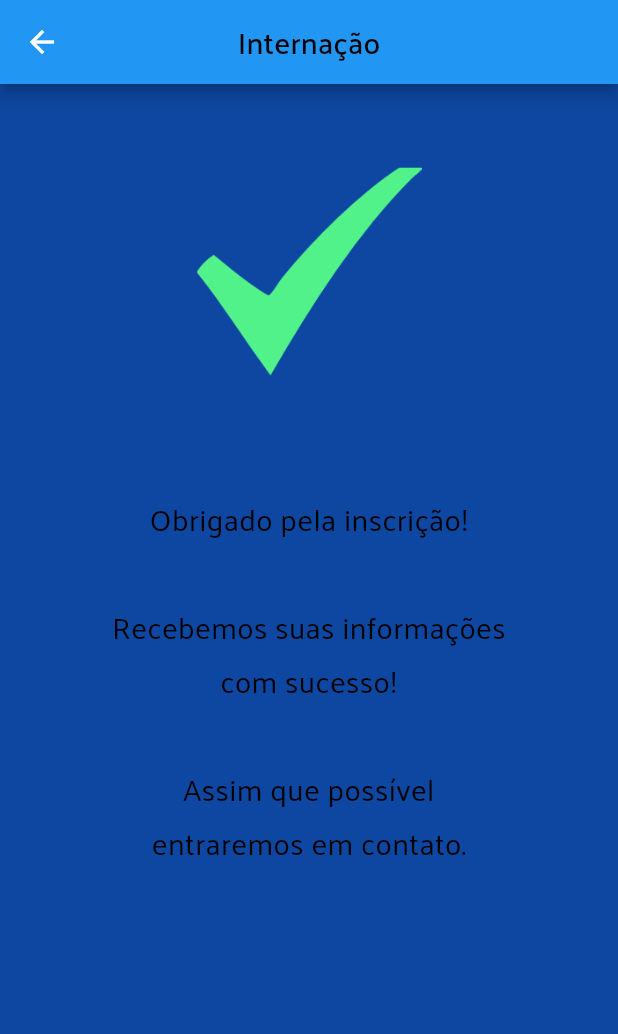
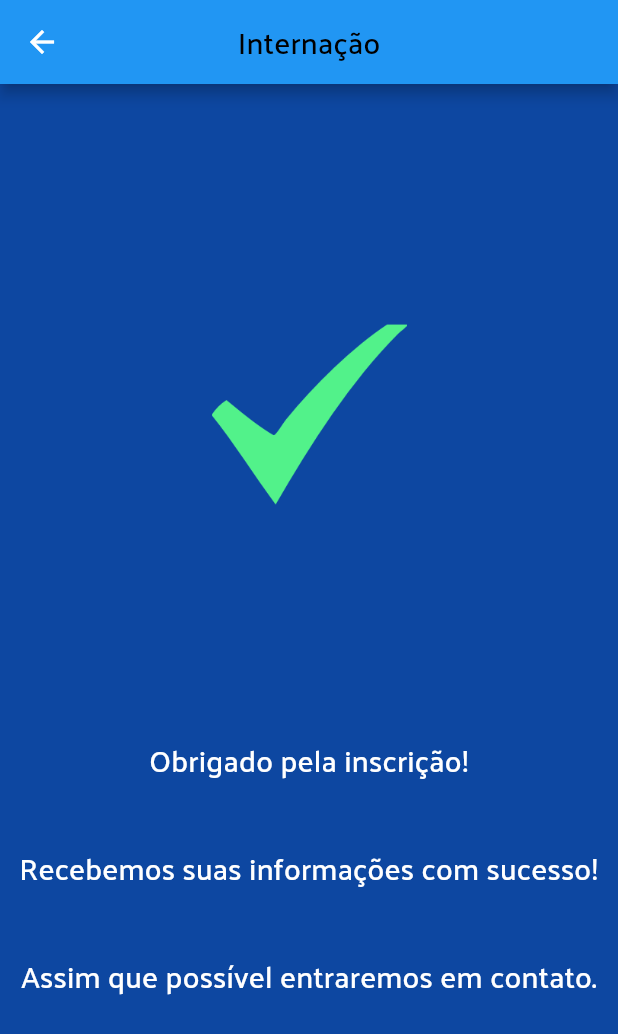
Before and after one commit to FF-League/compod_app, a Flutter app: the SuccessView screen opened directly, on a phone screen of 412 x 824 dp. Shown: the top 1034 px of the screen. Run offline on Flutter 3.47's test engine with Material 2 defaults, Android fonts, the light colour scheme and no system bars; our stand-ins replace get.

Commit message:
Código melhorado desde o ultimo commit com as correções sugeridas.

```diff
--- a/lib/forms/internation_strings.dart
+++ b/lib/forms/internation_strings.dart
@@ -9,7 +9,8 @@ class InternationTranslations {
         FormsStringsEnum.socialAssistance.name: 'Assistência Social',
         FormsStringsEnum.juridical.name: 'Jurídico',
         FormsStringsEnum.voluntaryHospitalization.name: 'Internação\nVoluntária',
-        FormsStringsEnum.formsSelectViewHeader.name: 'Selecione o tipo\nde internação'
+        FormsStringsEnum.formsSelectViewHeader.name: 'Selecione o tipo\nde internação',
+        FormsStringsEnum.successFormsMessage.name: 'Obrigado pela inscrição!\n\nRecebemos suas informações com sucesso!\n\nAssim que possível entraremos em contato.',
       };
 }
 
@@ -21,7 +22,8 @@ enum FormsStringsEnum {
   socialAssistance,
   socialAssistanceLineBreak,
   juridical,
-  formsSelectViewHeader
+  formsSelectViewHeader,
+  successFormsMessage,
 }
 
 extension FormsStringsEnumExt on FormsStringsEnum {
--- a/lib/forms/views/success_view.dart
+++ b/lib/forms/views/success_view.dart
@@ -5,25 +5,24 @@ import 'package:flutter/material.dart';
 import 'package:get/get.dart';
 
 class SuccessView extends StatelessWidget {
+
+  static const _imageSize = 130.0;
+
   @override
   Widget build(BuildContext context) {
     return Scaffold(
       appBar: CompodAppBar(text: FormsStringsEnum.hospitalization.name.tr,),
-      body: Column(
-        mainAxisAlignment: MainAxisAlignment.spaceBetween,
-        children: [
-          Expanded(
-            child: Padding(
-              padding: EdgeInsets.fromLTRB(70.0, 50.0, 70.0, 0.0),
-              child: Column(
-                children: [
-                  Image.asset('assets/images/icons/Check.png', height: 150, width: 150),
-                  Text('\n\nObrigado pela inscrição!\n\nRecebemos suas informações com sucesso!\n\nAssim que possível entraremos em contato.', textAlign: TextAlign.center, style: TextStyle(fontSize: 20)),
-                ],
-              ),
-            ),
-          )
-        ],
+      body: Center(
+        child: Padding(
+          padding: const EdgeInsets.all(8.0),
+          child: Column(
+            mainAxisAlignment: MainAxisAlignment.spaceEvenly,
+            children: [
+              Image.asset(AppImages.Check, height: _imageSize, width: _imageSize),
+              Text(FormsStringsEnum.successFormsMessage.name.tr, textAlign: TextAlign.center, style: Get.textTheme.headline6?.copyWith(color: Colors.white)),
+            ],
+          ),
+        ),
       )
     );
   }
```
